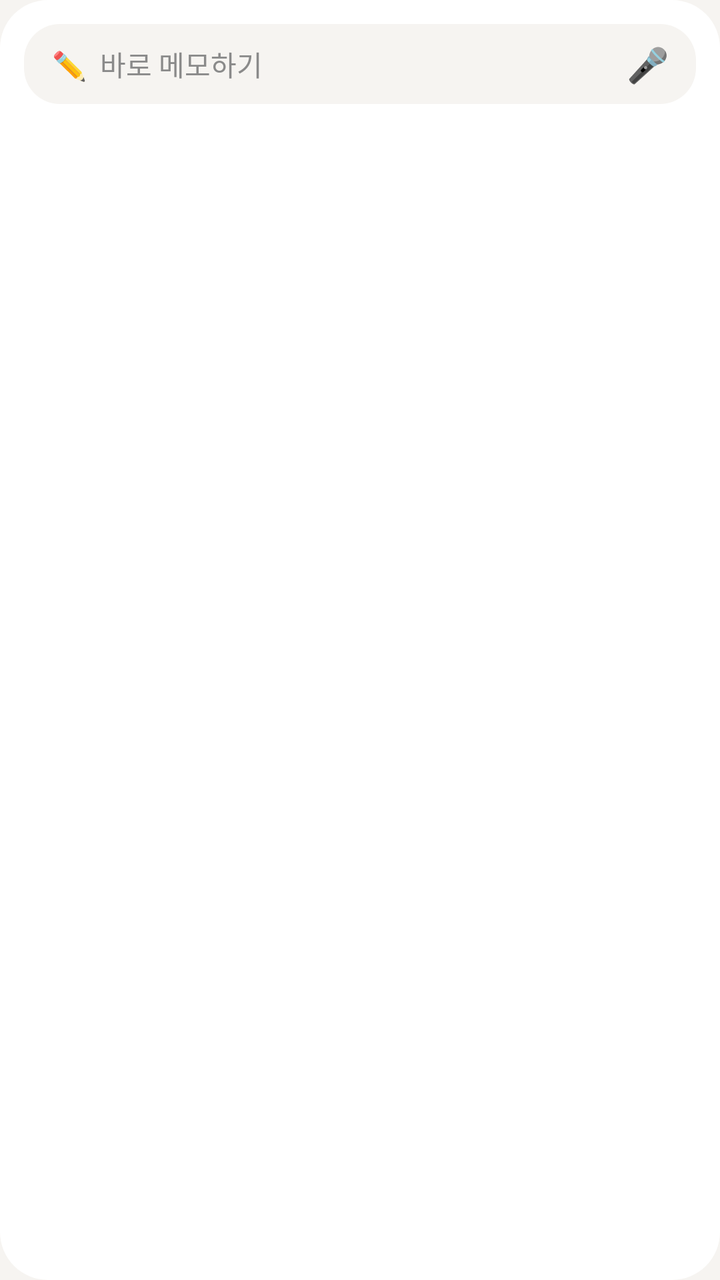
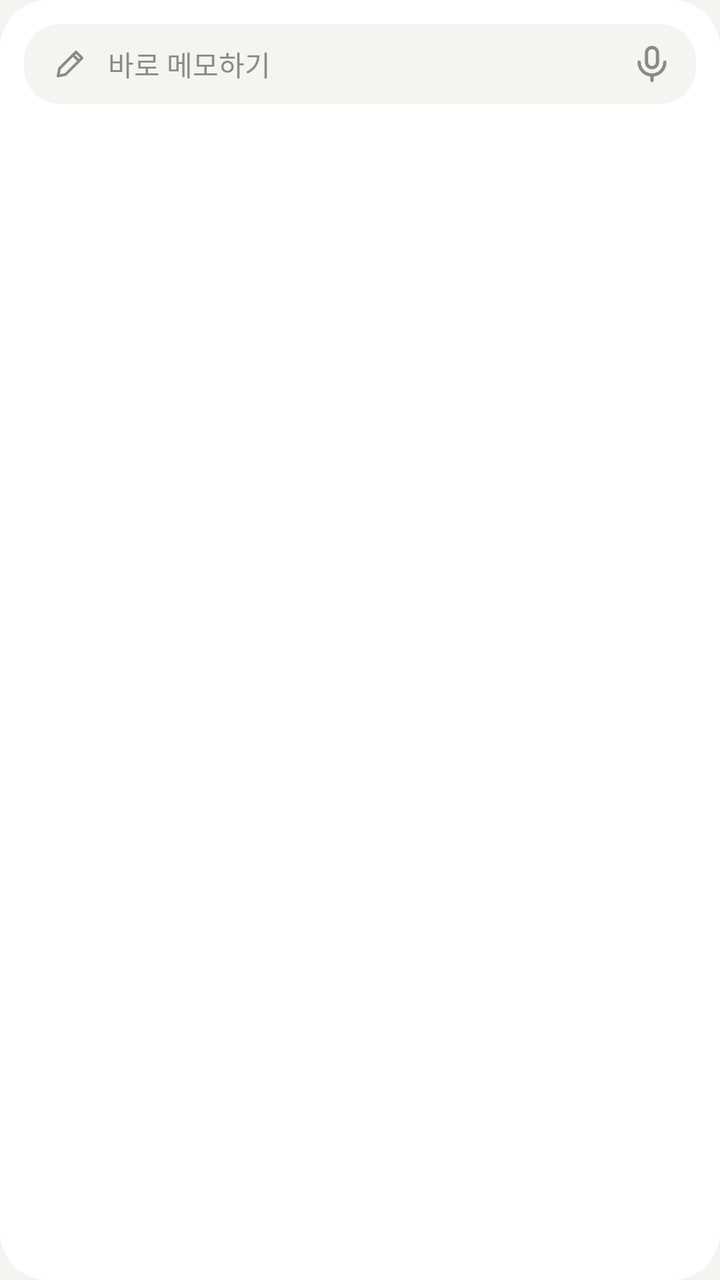

Compare the two renders of this Android layout. The source of the first and the diff that turns it into the second are given below.
<!-- AndroidManifest.xml: application theme AppTheme -->
<!-- res/layout/widget_c.xml -->
<?xml version="1.0" encoding="utf-8"?>
<LinearLayout xmlns:android="http://schemas.android.com/apk/res/android"
    android:layout_width="match_parent"
    android:layout_height="match_parent"
    android:background="@drawable/widget_bg"
    android:orientation="vertical"
    android:padding="12dp">

    <LinearLayout
        android:layout_width="match_parent"
        android:layout_height="40dp"
        android:background="@drawable/widget_chip"
        android:gravity="center_vertical"
        android:orientation="horizontal"
        android:paddingStart="14dp"
        android:paddingEnd="4dp">

        <TextView
            android:id="@+id/w_input"
            android:layout_width="0dp"
            android:layout_height="match_parent"
            android:layout_weight="1"
            android:gravity="center_vertical"
            android:text="✏️  바로 메모하기"
            android:textColor="@color/sub"
            android:textSize="14sp" />

        <TextView
            android:id="@+id/w_voice"
            android:layout_width="40dp"
            android:layout_height="match_parent"
            android:gravity="center"
            android:text="🎤"
            android:textSize="17sp" />
    </LinearLayout>

    <LinearLayout
        android:id="@+id/w_list"
        android:layout_width="match_parent"
        android:layout_height="0dp"
        android:layout_weight="1"
        android:orientation="vertical"
        android:paddingStart="6dp"
        android:paddingTop="10dp"
        android:paddingEnd="6dp">

        <TextView
            android:id="@+id/w_m1"
            android:layout_width="match_parent"
            android:layout_height="wrap_content"
            android:ellipsize="end"
            android:maxLines="1"
            android:textColor="@color/text"
            android:textSize="13sp" />

        <TextView
            android:id="@+id/w_m2"
            android:layout_width="match_parent"
            android:layout_height="wrap_content"
            android:layout_marginTop="4dp"
            android:ellipsize="end"
            android:maxLines="1"
            android:textColor="@color/text"
            android:textSize="13sp" />

        <TextView
            android:id="@+id/w_m3"
            android:layout_width="match_parent"
            android:layout_height="wrap_content"
            android:layout_marginTop="4dp"
            android:ellipsize="end"
            android:maxLines="1"
            android:textColor="@color/text"
            android:textSize="13sp"
            android:visibility="gone" />

        <TextView
            android:id="@+id/w_m4"
            android:layout_width="match_parent"
            android:layout_height="wrap_content"
            android:layout_marginTop="4dp"
            android:ellipsize="end"
            android:maxLines="1"
            android:textColor="@color/text"
            android:textSize="13sp"
            android:visibility="gone" />

        <TextView
            android:id="@+id/w_m5"
            android:layout_width="match_parent"
            android:layout_height="wrap_content"
            android:layout_marginTop="4dp"
            android:ellipsize="end"
            android:maxLines="1"
            android:textColor="@color/text"
            android:textSize="13sp"
            android:visibility="gone" />

        <TextView
            android:id="@+id/w_m6"
            android:layout_width="match_parent"
            android:layout_height="wrap_content"
            android:layout_marginTop="4dp"
            android:ellipsize="end"
            android:maxLines="1"
            android:textColor="@color/text"
            android:textSize="13sp"
            android:visibility="gone" />

        <TextView
            android:id="@+id/w_m7"
            android:layout_width="match_parent"
            android:layout_height="wrap_content"
            android:layout_marginTop="4dp"
            android:ellipsize="end"
            android:maxLines="1"
            android:textColor="@color/text"
            android:textSize="13sp"
            android:visibility="gone" />

        <TextView
            android:id="@+id/w_m8"
            android:layout_width="match_parent"
            android:layout_height="wrap_content"
            android:layout_marginTop="4dp"
            android:ellipsize="end"
            android:maxLines="1"
            android:textColor="@color/text"
            android:textSize="13sp"
            android:visibility="gone" />

        <TextView
            android:id="@+id/w_m9"
            android:layout_width="match_parent"
            android:layout_height="wrap_content"
            android:layout_marginTop="4dp"
            android:ellipsize="end"
            android:maxLines="1"
            android:textColor="@color/text"
            android:textSize="13sp"
            android:visibility="gone" />

        <TextView
            android:id="@+id/w_m10"
            android:layout_width="match_parent"
            android:layout_height="wrap_content"
            android:layout_marginTop="4dp"
            android:ellipsize="end"
            android:maxLines="1"
            android:textColor="@color/text"
            android:textSize="13sp"
            android:visibility="gone" />
    </LinearLayout>
</LinearLayout>
<!-- resources referenced by this layout -->
<resources>
  <color name="sub">#8A8A8A</color>
  <color name="text">#1F1F1F</color>
  <!-- drawable widget_bg (drawable) -->
  <?xml version="1.0" encoding="utf-8"?>
  <shape xmlns:android="http://schemas.android.com/apk/res/android" android:shape="rectangle">
      <solid android:color="@color/surface" />
      <corners android:radius="24dp" />
  </shape>
  <!-- drawable widget_chip (drawable) -->
  <?xml version="1.0" encoding="utf-8"?>
  <shape xmlns:android="http://schemas.android.com/apk/res/android" android:shape="rectangle">
      <solid android:color="@color/bg" />
      <corners android:radius="18dp" />
  </shape>
  <style name="AppTheme" parent="@android:style/Theme.DeviceDefault.DayNight">
          <item name="android:windowActionBar">false</item>
          <item name="android:windowNoTitle">true</item>
          <item name="android:windowBackground">@color/bg</item>
          <item name="android:statusBarColor">@color/bg</item>
          <item name="android:navigationBarColor">@color/bg</item>
          <item name="android:windowLightStatusBar">@bool/light_bars</item>
          <item name="android:windowLightNavigationBar">@bool/light_bars</item>
          <item name="bmAccent">@color/p_simple</item>
          <item name="bmAccentSoft">@color/p_simple_soft</item>
          <item name="bmOnAccent">@color/p_simple_on</item>
      </style>
  <color name="surface">#FFFFFF</color>
  <color name="bg">#F6F4F1</color>
  <color name="p_simple">#2B2B2E</color>
  <color name="p_simple_soft">#E6E6EA</color>
  <color name="p_simple_on">#FFFFFF</color>
</resources>

<!-- the commit's change to res/layout/widget_c.xml (unified diff, before → after) -->
@@ -13,25 +13,41 @@
         android:gravity="center_vertical"
         android:orientation="horizontal"
         android:paddingStart="14dp"
-        android:paddingEnd="4dp">
+        android:paddingEnd="2dp">
 
-        <TextView
+        <LinearLayout
             android:id="@+id/w_input"
             android:layout_width="0dp"
             android:layout_height="match_parent"
             android:layout_weight="1"
             android:gravity="center_vertical"
-            android:text="✏️  바로 메모하기"
-            android:textColor="@color/sub"
-            android:textSize="14sp" />
+            android:orientation="horizontal">
 
-        <TextView
+            <ImageView
+                android:layout_width="18dp"
+                android:layout_height="18dp"
+                android:scaleType="fitCenter"
+                android:src="@drawable/ic_w_pen"
+                android:tint="@color/sub" />
+
+            <TextView
+                android:layout_width="wrap_content"
+                android:layout_height="wrap_content"
+                android:layout_marginStart="10dp"
+                android:text="바로 메모하기"
+                android:textColor="@color/sub"
+                android:textSize="14sp" />
+        </LinearLayout>
+
+        <ImageView
             android:id="@+id/w_voice"
             android:layout_width="40dp"
             android:layout_height="match_parent"
-            android:gravity="center"
-            android:text="🎤"
-            android:textSize="17sp" />
+            android:padding="9dp"
+            android:scaleType="fitCenter"
+            android:src="@drawable/ic_w_mic"
+            android:contentDescription="말로 쓰기"
+            android:tint="@color/sub" />
     </LinearLayout>
 
     <LinearLayout
<!-- resource entries referenced after the edit -->
@@ -2,6 +2,28 @@
 <resources>
   <color name="sub">#8A8A8A</color>
   <color name="text">#1F1F1F</color>
+  <!-- drawable ic_w_mic (drawable) -->
+  <?xml version="1.0" encoding="utf-8"?>
+  <vector xmlns:android="http://schemas.android.com/apk/res/android"
+      android:width="24dp" android:height="24dp"
+      android:viewportWidth="24" android:viewportHeight="24">
+      <path android:pathData="M12,3a3,3 0 0 1 3,3v5a3,3 0 0 1 -6,0V6a3,3 0 0 1 3,-3Z" android:strokeColor="@color/text" android:strokeWidth="1.8"
+          android:strokeLineCap="round" android:strokeLineJoin="round" />
+      <path android:pathData="M5,11a7,7 0 0 0 14,0" android:strokeColor="@color/text" android:strokeWidth="1.8"
+          android:strokeLineCap="round" android:strokeLineJoin="round" />
+      <path android:pathData="M12,18v3" android:strokeColor="@color/text" android:strokeWidth="1.8"
+          android:strokeLineCap="round" android:strokeLineJoin="round" />
+  </vector>
+  <!-- drawable ic_w_pen (drawable) -->
+  <?xml version="1.0" encoding="utf-8"?>
+  <vector xmlns:android="http://schemas.android.com/apk/res/android"
+      android:width="24dp" android:height="24dp"
+      android:viewportWidth="24" android:viewportHeight="24">
+      <path android:pathData="M4,20l1,-5L16,4l4,4L9,19Z" android:strokeColor="@color/text" android:strokeWidth="1.8"
+          android:strokeLineCap="round" android:strokeLineJoin="round" />
+      <path android:pathData="M14,6l4,4" android:strokeColor="@color/text" android:strokeWidth="1.8"
+          android:strokeLineCap="round" android:strokeLineJoin="round" />
+  </vector>
   <!-- drawable widget_bg (drawable) -->
   <?xml version="1.0" encoding="utf-8"?>
   <shape xmlns:android="http://schemas.android.com/apk/res/android" android:shape="rectangle">
